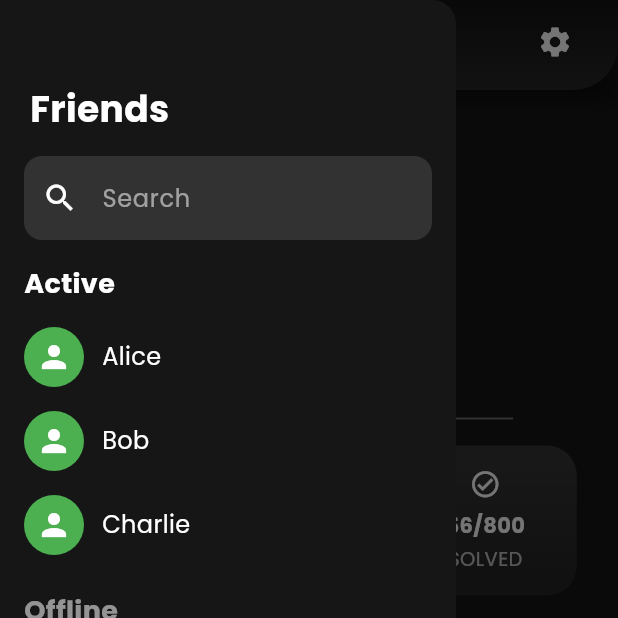
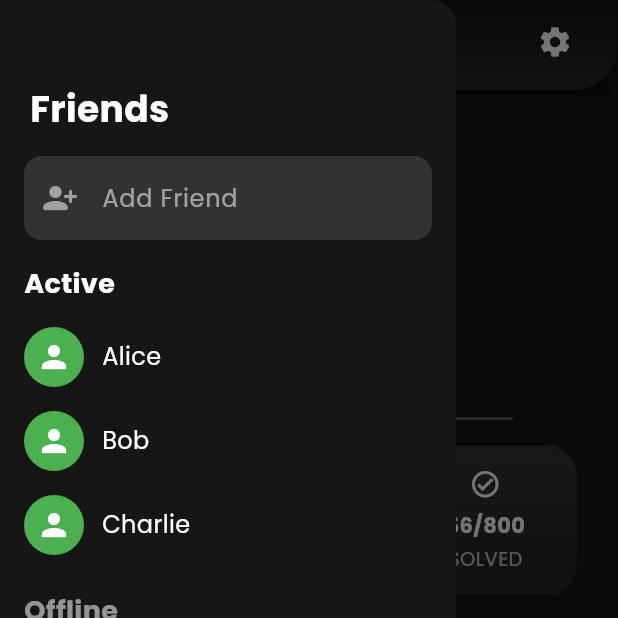
Before and after one commit to devanshkp/synapse-quiz-app, a Flutter app: the screen it shows after launch, item 5 of the bottom bar chosen, with the side drawer open, on a phone screen of 412 x 824 dp, the top half of it. Run offline on Flutter 3.47's test engine with Material 3 defaults, Android fonts, the phone set to English and light mode, and no system bars; our stand-ins replace flutter_svg.

```diff
--- a/flutter_application/lib/pages/profile.dart
+++ b/flutter_application/lib/pages/profile.dart
@@ -302,9 +302,9 @@ class _ProfilePageState extends State<ProfilePage>
             child: TextField(
               style: const TextStyle(color: Colors.white),
               decoration: InputDecoration(
-                hintText: 'Search',
+                hintText: 'Add Friend',
                 hintStyle: const TextStyle(color: Colors.white54),
-                prefixIcon: const Icon(Icons.search, color: Colors.white),
+                prefixIcon: const Icon(Icons.person_add_alt_1_rounded, color: Colors.white54),
                 filled: true,
                 fillColor: Colors.white12,
                 border: OutlineInputBorder(
```
Also changed, not shown: flutter_application/lib/utility/custom_buttons.dart (+30 -4 lines).
